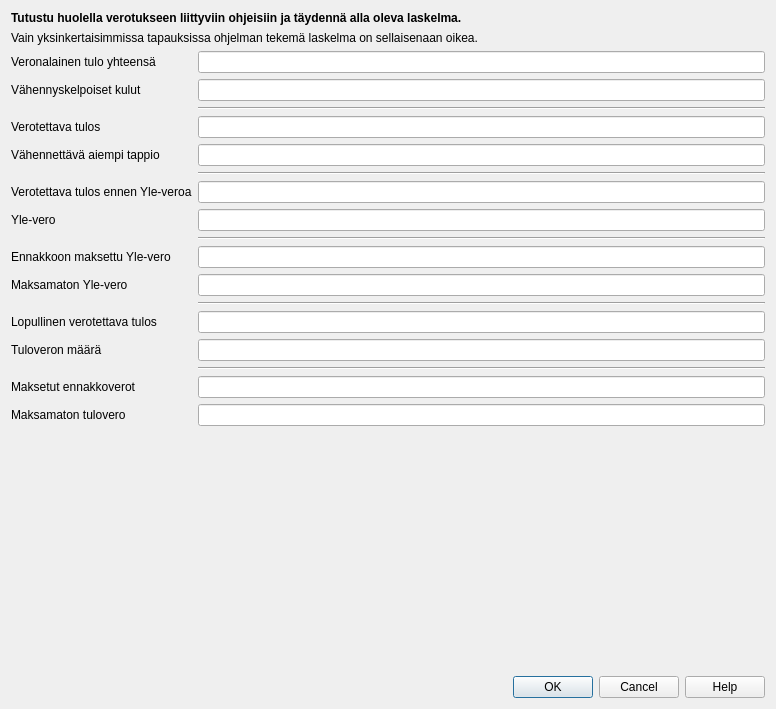
This is kitsas/arkisto/tuloverodialog.ui in artoh/kitupiikki as Qt 5 draws it before an edit. The edited form follows.
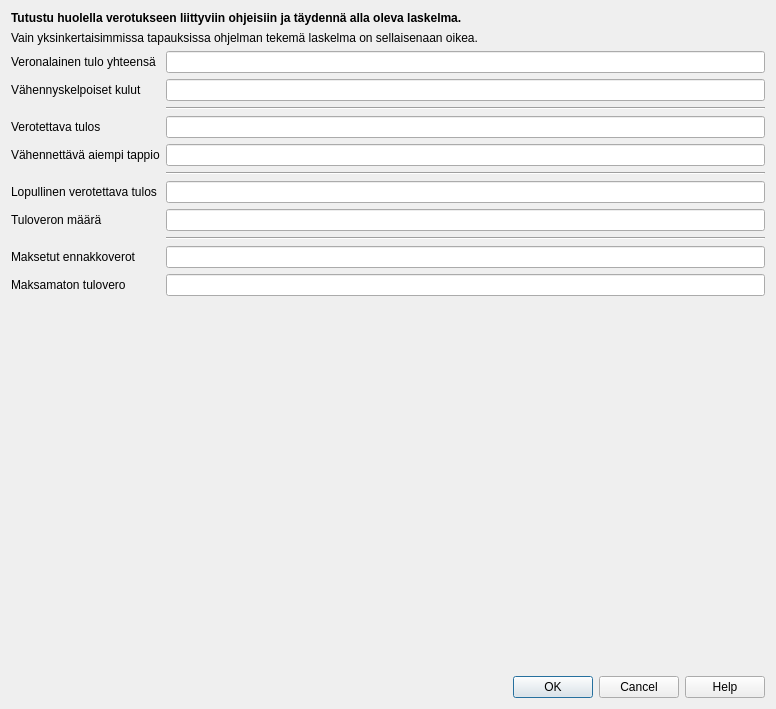
This is the edited form. Custom widgets are drawn as their Qt base class.

Commit message: Tulovero: Yle-veron käsittely menona

The edit to the form file:
```diff
--- a/kitsas/arkisto/tuloverodialog.ui
+++ b/kitsas/arkisto/tuloverodialog.ui
@@ -42,17 +42,13 @@
    </item>
    <item>
     <layout class="QGridLayout" name="gridLayout">
-     <item row="7" column="1">
-      <widget class="Line" name="line_3">
-       <property name="orientation">
-        <enum>Qt::Horizontal</enum>
+     <item row="9" column="0">
+      <widget class="QLabel" name="label_4">
+       <property name="text">
+        <string>Tuloveron määrä</string>
        </property>
-      </widget>
-     </item>
-     <item row="9" column="1">
-      <widget class="KpEuroEdit" name="yleveroEdit">
-       <property name="readOnly">
-        <bool>false</bool>
+       <property name="buddy">
+        <cstring>veroEdit</cstring>
        </property>
       </widget>
      </item>
@@ -66,25 +62,6 @@
        </property>
       </widget>
      </item>
-     <item row="19" column="1">
-      <widget class="KpEuroEdit" name="jaaveroaEdit"/>
-     </item>
-     <item row="8" column="1">
-      <widget class="KpEuroEdit" name="ennenYlea"/>
-     </item>
-     <item row="15" column="1">
-      <widget class="KpEuroEdit" name="veroEdit">
-       <property name="readOnly">
-        <bool>false</bool>
-       </property>
-      </widget>
-     </item>
-     <item row="11" column="1">
-      <widget class="KpEuroEdit" name="ennakkoYle"/>
-     </item>
-     <item row="6" column="1">
-      <widget class="KpEuroEdit" name="tappioEdit"/>
-     </item>
      <item row="2" column="0">
       <widget class="QLabel" name="label_2">
        <property name="text">
@@ -95,17 +72,40 @@
        </property>
       </widget>
      </item>
+     <item row="13" column="1">
+      <widget class="KpEuroEdit" name="jaaveroaEdit"/>
+     </item>
+     <item row="0" column="0">
+      <widget class="QLabel" name="label">
+       <property name="text">
+        <string>Veronalainen tulo yhteensä</string>
+       </property>
+       <property name="buddy">
+        <cstring>tuloEdit</cstring>
+       </property>
+      </widget>
+     </item>
+     <item row="6" column="1">
+      <widget class="KpEuroEdit" name="tappioEdit"/>
+     </item>
      <item row="10" column="1">
-      <widget class="Line" name="line_4">
+      <widget class="Line" name="line_2">
        <property name="orientation">
         <enum>Qt::Horizontal</enum>
        </property>
       </widget>
      </item>
-     <item row="12" column="1">
-      <widget class="KpEuroEdit" name="maksettavaYle"/>
+     <item row="13" column="0">
+      <widget class="QLabel" name="label_7">
+       <property name="text">
+        <string>Maksamaton tulovero</string>
+       </property>
+       <property name="buddy">
+        <cstring>jaaveroaEdit</cstring>
+       </property>
+      </widget>
      </item>
-     <item row="17" column="0">
+     <item row="11" column="0">
       <widget class="QLabel" name="label_5">
        <property name="text">
         <string>Maksetut ennakkoverot</string>
@@ -115,80 +115,29 @@
        </property>
       </widget>
      </item>
-     <item row="14" column="0">
-      <widget class="QLabel" name="label_13">
-       <property name="text">
-        <string>Lopullinen verotettava tulos</string>
+     <item row="0" column="1">
+      <widget class="KpEuroEdit" name="tuloEdit"/>
+     </item>
+     <item row="7" column="1">
+      <widget class="Line" name="line_5">
+       <property name="orientation">
+        <enum>Qt::Horizontal</enum>
        </property>
       </widget>
      </item>
-     <item row="17" column="1">
+     <item row="11" column="1">
       <widget class="KpEuroEdit" name="maksetutEdit"/>
      </item>
-     <item row="9" column="0">
-      <widget class="QLabel" name="label_8">
-       <property name="text">
-        <string>Yle-vero</string>
-       </property>
-       <property name="buddy">
-        <cstring>yleveroEdit</cstring>
-       </property>
-      </widget>
-     </item>
-     <item row="8" column="0">
-      <widget class="QLabel" name="label_12">
-       <property name="text">
-        <string>Verotettava tulos ennen Yle-veroa</string>
-       </property>
-      </widget>
+     <item row="8" column="1">
+      <widget class="KpEuroEdit" name="loppuTulosEdit"/>
      </item>
      <item row="5" column="1">
       <widget class="KpEuroEdit" name="tulosEdit"/>
      </item>
-     <item row="19" column="0">
-      <widget class="QLabel" name="label_7">
+     <item row="8" column="0">
+      <widget class="QLabel" name="label_13">
        <property name="text">
-        <string>Maksamaton tulovero</string>
-       </property>
-       <property name="buddy">
-        <cstring>jaaveroaEdit</cstring>
-       </property>
-      </widget>
-     </item>
-     <item row="15" column="0">
-      <widget class="QLabel" name="label_4">
-       <property name="text">
-        <string>Tuloveron määrä</string>
-       </property>
-       <property name="buddy">
-        <cstring>veroEdit</cstring>
-       </property>
-      </widget>
-     </item>
-     <item row="14" column="1">
-      <widget class="KpEuroEdit" name="ylenJalkeen"/>
-     </item>
-     <item row="16" column="1">
-      <widget class="Line" name="line_2">
-       <property name="orientation">
-        <enum>Qt::Horizontal</enum>
-       </property>
-      </widget>
-     </item>
-     <item row="6" column="0">
-      <widget class="QLabel" name="label_11">
-       <property name="text">
-        <string>Vähennettävä aiempi tappio</string>
-       </property>
-      </widget>
-     </item>
-     <item row="0" column="0">
-      <widget class="QLabel" name="label">
-       <property name="text">
-        <string>Veronalainen tulo yhteensä</string>
-       </property>
-       <property name="buddy">
-        <cstring>tuloEdit</cstring>
+        <string>Lopullinen verotettava tulos</string>
        </property>
       </widget>
      </item>
@@ -202,27 +151,17 @@
      <item row="2" column="1">
       <widget class="KpEuroEdit" name="vahennysEdit"/>
      </item>
-     <item row="0" column="1">
-      <widget class="KpEuroEdit" name="tuloEdit"/>
-     </item>
-     <item row="13" column="1">
-      <widget class="Line" name="line_5">
-       <property name="orientation">
-        <enum>Qt::Horizontal</enum>
-       </property>
-      </widget>
-     </item>
-     <item row="11" column="0">
-      <widget class="QLabel" name="label_9">
+     <item row="6" column="0">
+      <widget class="QLabel" name="label_11">
        <property name="text">
-        <string>Ennakkoon maksettu Yle-vero</string>
+        <string>Vähennettävä aiempi tappio</string>
        </property>
       </widget>
      </item>
-     <item row="12" column="0">
-      <widget class="QLabel" name="label_14">
-       <property name="text">
-        <string>Maksamaton Yle-vero</string>
+     <item row="9" column="1">
+      <widget class="KpEuroEdit" name="veroEdit">
+       <property name="readOnly">
+        <bool>false</bool>
        </property>
       </widget>
      </item>
```
Left out of the diff: 7 changed lines with no effect on the pictures. The commit also changes 2 other files.
